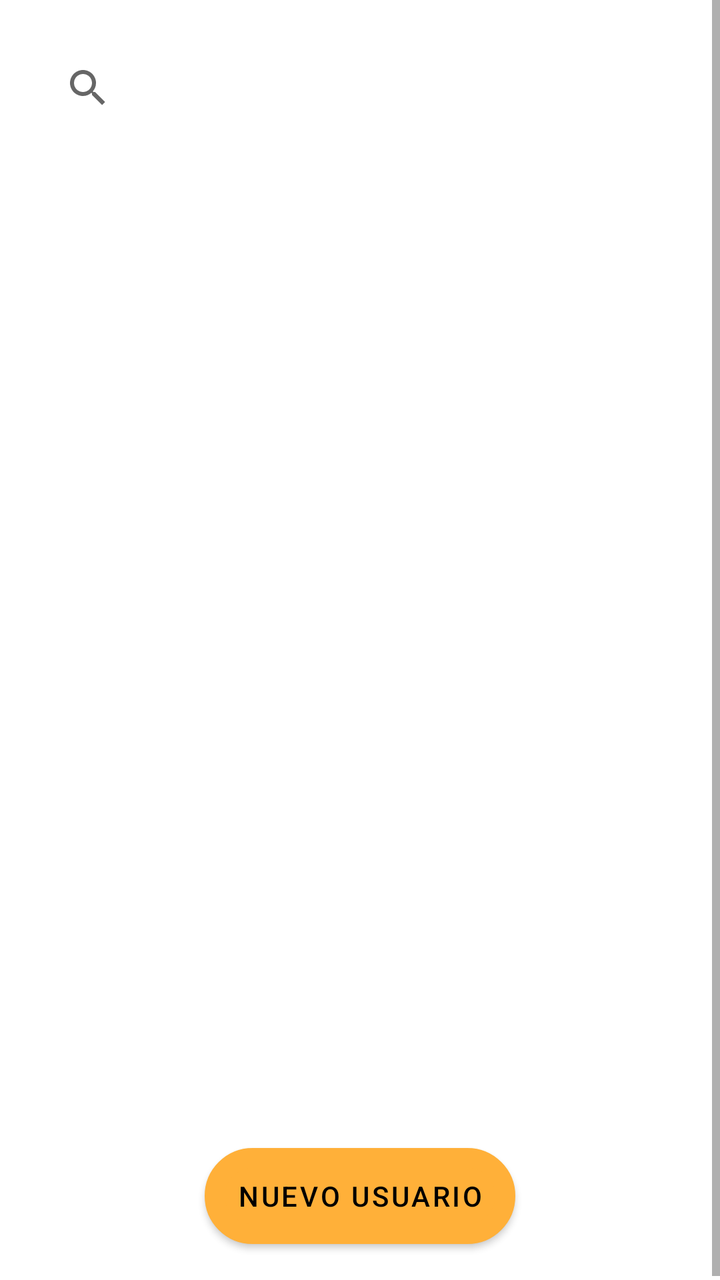
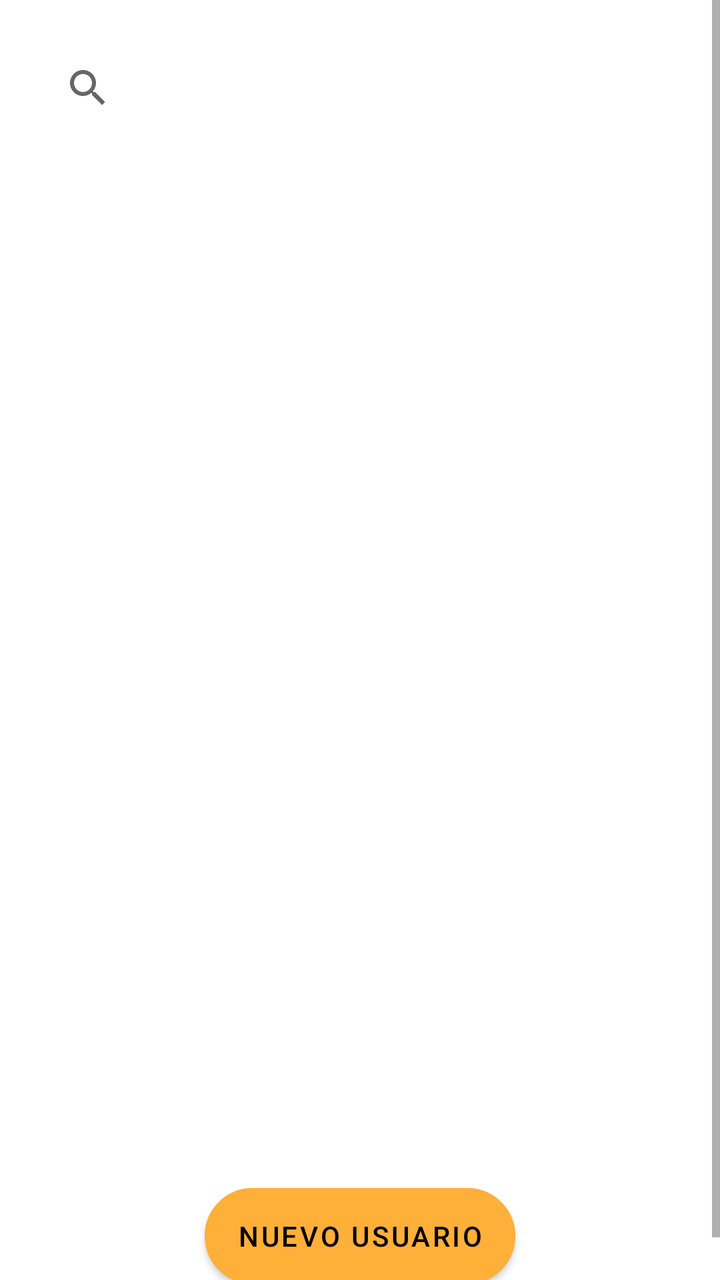

Compare the two renders of this Android layout. The source of the first and the diff that turns it into the second are given below.
<!-- AndroidManifest.xml: application theme Theme.Eventos -->
<!-- res/layout/fragment_lista__usuarios.xml -->
<?xml version="1.0" encoding="utf-8"?>
<FrameLayout xmlns:android="http://schemas.android.com/apk/res/android"
    xmlns:tools="http://schemas.android.com/tools"
    android:layout_width="match_parent"
    android:layout_height="match_parent"
    android:orientation="vertical"
    tools:context=".usuario.Lista_Usuarios">

        <ScrollView
            android:layout_width="match_parent"
            android:layout_height="match_parent">

                <LinearLayout
                    android:layout_width="match_parent"
                    android:layout_height="wrap_content"
                    android:orientation="vertical">

                        <SearchView
                            android:id="@+id/searchView_filtro_usuarios"
                            android:layout_width="match_parent"
                            android:layout_height="match_parent"
                            android:background="@color/whitetrasparente"
                            android:layout_margin="20dp">

                        </SearchView>

                        <androidx.recyclerview.widget.RecyclerView
                            android:id="@+id/recyclerView_usuarios"
                            android:layout_width="match_parent"
                            android:layout_height="486dp">

                        </androidx.recyclerview.widget.RecyclerView>
                        <Button
                            android:id="@+id/button_nuevoUsuario"
                            android:layout_width="wrap_content"
                            android:layout_height="wrap_content"

                            android:layout_gravity="center"
                            android:layout_marginBottom="20dp"
                            android:background="@drawable/boton"
                            android:gravity="center"
                            android:text="@string/NuevoUsuario"
                            android:textColor="@color/black"
                            android:theme="@style/Botones" />
                </LinearLayout>

        </ScrollView>



</FrameLayout>
<!-- resources referenced by this layout -->
<resources>
  <color name="black">#FF000000</color>
  <color name="whitetrasparente">#C4FFFFFF</color>
  <!-- drawable boton (drawable) -->
  <?xml version="1.0" encoding="utf-8"?>
  <selector xmlns:android="http://schemas.android.com/apk/res/android" >
      <item >
          <shape android:shape="rectangle"  >
              <corners android:radius="100dip" />
              <stroke android:width="10dip" android:color="@color/black" />
              <solid android:color="@color/amarillo" />
          </shape>
      </item>
  </selector>
  <string name="NuevoUsuario">Nuevo Usuario</string>
  <style name="Botones" parent="Theme.AppCompat.Light.NoActionBar">
      <item name="android:background">@drawable/boton</item>
          <item name="android:textSize">14sp</item>
          <item name="colorPrimaryVariant">@color/black</item>
          <item name="colorPrimary">@color/amarillo</item>
      </style>
  <style name="Theme.Eventos" parent="Theme.MaterialComponents.DayNight.DarkActionBar">
          
          <item name="colorPrimary">@color/amarilloFondo</item>
          <item name="colorPrimaryVariant">@color/amarillo</item>
          <item name="colorOnPrimary">@color/white</item>
          
          <item name="colorSecondary">@color/teal_200</item>
          <item name="colorSecondaryVariant">@color/teal_700</item>
          <item name="colorOnSecondary">@color/black</item>
          
  
          <item name="android:statusBarColor" tools:targetApi="l">?attr/colorPrimaryVariant</item>
  
          
          
          <item name="windowActionBar">false</item>
          <item name="windowNoTitle">true</item>
      </style>
  <color name="amarillo">#FFB039</color>
  <color name="amarilloFondo">#885A28</color>
  <color name="white">#FFFFFFFF</color>
  <color name="teal_200">#DF885A28</color>
  <color name="teal_700">#DF885A28</color>
</resources>

<!-- the commit's change to res/layout/fragment_lista__usuarios.xml (unified diff, before → after) -->
@@ -34,7 +34,7 @@
                             android:id="@+id/button_nuevoUsuario"
                             android:layout_width="wrap_content"
                             android:layout_height="wrap_content"
-
+                            android:layout_margin="20dp"
                             android:layout_gravity="center"
                             android:layout_marginBottom="20dp"
                             android:background="@drawable/boton"
